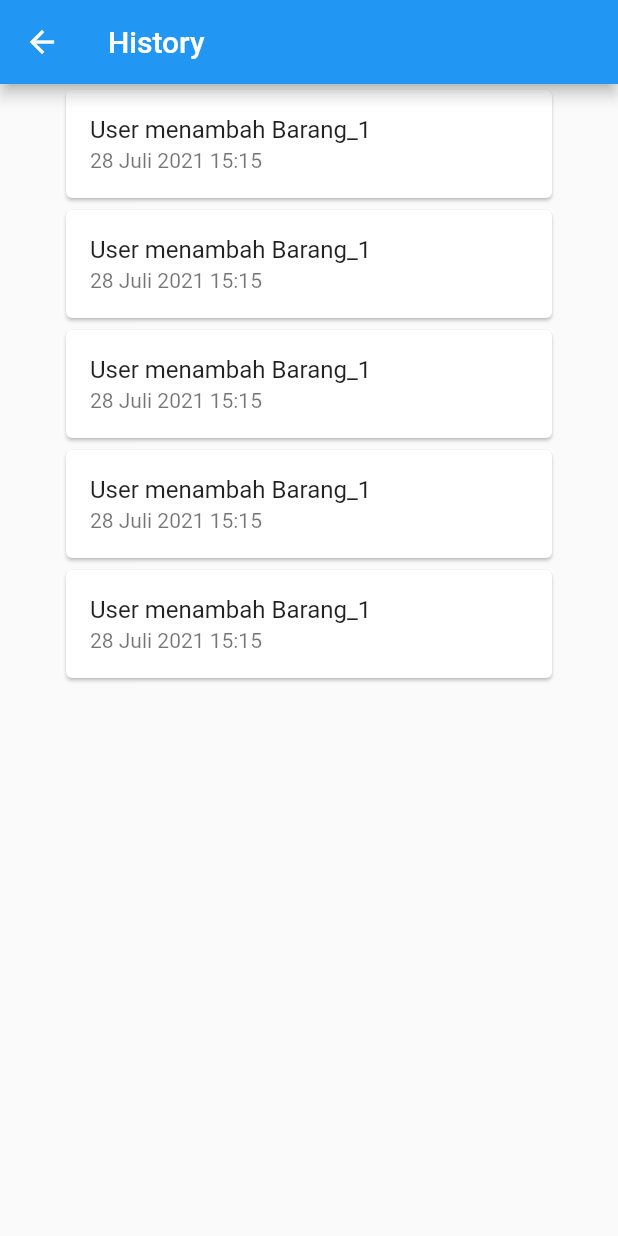
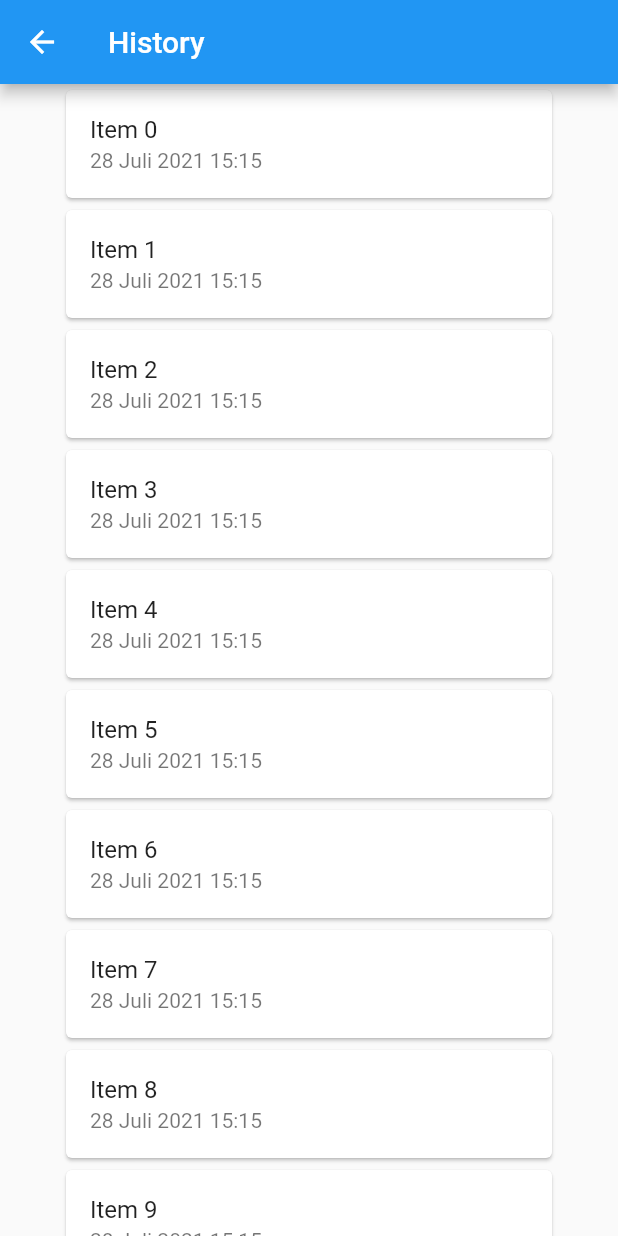
Before and after one commit to hafizhfr/stock_management_flutter, a Flutter app: the HistoryScreen screen opened directly, on a phone screen of 412 x 824 dp. Run offline on Flutter 3.47's test engine with Material 2 defaults, Android fonts, the phone set to English and light mode, and no system bars; our stand-ins replace firebase_auth, firebase_core; accounts and stored records are empty.

```diff
--- a/lib/widgets/history.dart
+++ b/lib/widgets/history.dart
@@ -6,6 +6,8 @@ class HistoryScreen extends StatefulWidget {
 }
 
 class _HistoryScreenState extends State<HistoryScreen> {
+  final items = List<String>.generate(10, (i) => "Item $i");
+
   @override
   Widget build(BuildContext context) {
     return Scaffold(
@@ -17,70 +19,18 @@ class _HistoryScreenState extends State<HistoryScreen> {
           padding: EdgeInsets.symmetric(horizontal: 40),
           height: MediaQuery.of(context).size.height,
           width: double.infinity,
-          child: Column(
-            mainAxisAlignment: MainAxisAlignment.start,
-            children: [
-              Card(
-                child: Column(
-                  mainAxisSize: MainAxisSize.min,
-                  crossAxisAlignment: CrossAxisAlignment.start,
-                  children: [
-                    ListTile(
-                      title: Text('User menambah Barang_1'),
-                      subtitle: Text('28 Juli 2021 15:15'),
-                    ),
-                  ],
+          child: ListView.builder(
+            itemCount: items.length,
+            itemBuilder: (context, index) {
+              return Container(
+                child: Card(
+                  child: ListTile(
+                    title: Text(items[index]),
+                    subtitle: Text('28 Juli 2021 15:15'),
+                  ),
                 ),
-              ),
-              Card(
-                child: Column(
-                  mainAxisSize: MainAxisSize.min,
-                  crossAxisAlignment: CrossAxisAlignment.start,
-                  children: [
-                    ListTile(
-                      title: Text('User menambah Barang_1'),
-                      subtitle: Text('28 Juli 2021 15:15'),
-                    ),
-                  ],
-                ),
-              ),
-              Card(
-                child: Column(
-                  mainAxisSize: MainAxisSize.min,
-                  crossAxisAlignment: CrossAxisAlignment.start,
-                  children: [
-                    ListTile(
-                      title: Text('User menambah Barang_1'),
-                      subtitle: Text('28 Juli 2021 15:15'),
-                    ),
-                  ],
-                ),
-              ),
-              Card(
-                child: Column(
-                  mainAxisSize: MainAxisSize.min,
-                  crossAxisAlignment: CrossAxisAlignment.start,
-                  children: [
-                    ListTile(
-                      title: Text('User menambah Barang_1'),
-                      subtitle: Text('28 Juli 2021 15:15'),
-                    ),
-                  ],
-                ),
-              ),
-              Card(
-                child: Column(
-                  mainAxisSize: MainAxisSize.min,
-                  crossAxisAlignment: CrossAxisAlignment.start,
-                  children: [
-                    ListTile(
-                      title: Text('User menambah Barang_1'),
-                      subtitle: Text('28 Juli 2021 15:15'),
-                    ),
-                  ],
-                ),
-              ),
-            ],
+              );
+            },
           ),
         ),
       ),
--- a/pubspec.yaml
+++ b/pubspec.yaml
@@ -27,6 +27,8 @@ dependencies:
   # The following adds the Cupertino Icons font to your application.
   # Use with the CupertinoIcons class for iOS style icons.
   cupertino_icons: ^1.0.2
+  firebase_auth: ^3.0.1
+  cloud_firestore: ^2.4.0
 
 dev_dependencies:
   flutter_test:
```
Also changed, not shown: lib/auth_services.dart (added, +42 -0 lines), lib/main.dart (+6 -12 lines), lib/widgets/login_screen.dart (+19 -9 lines), lib/widgets/register_screen.dart (+43 -16 lines), pubspec.lock, 3 other files.
